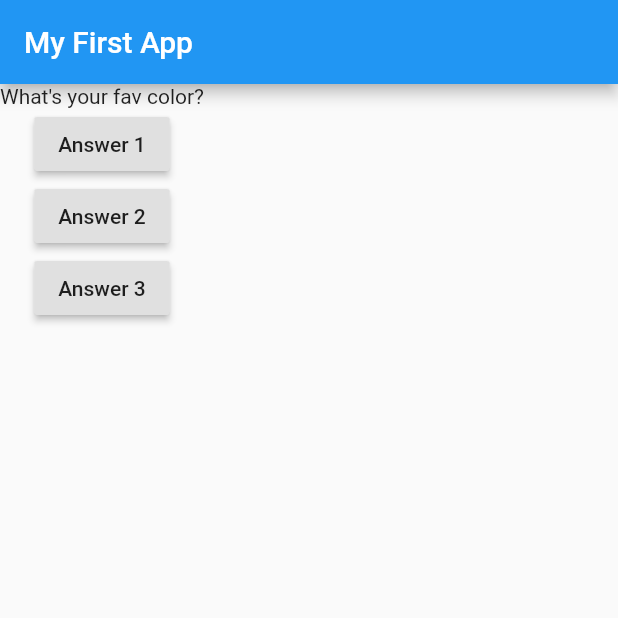
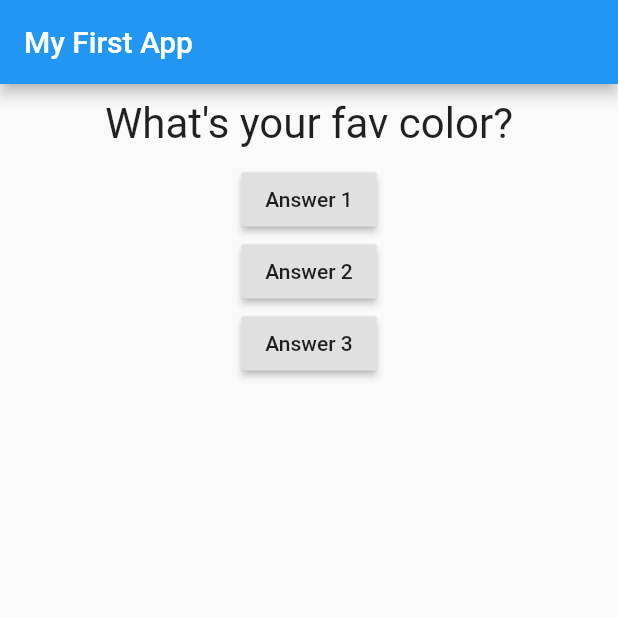
Before and after one commit to aditechdev/flutter-complete-guide, a Flutter app: the screen it shows after launch, on a phone screen of 412 x 824 dp, the top half of it. Run offline on Flutter 3.47's test engine with Material 2 defaults, Android fonts, the phone set to English and light mode, and no system bars.

Commit message:
:sparkles: STYLE the Question Text
Styling done by Container, margin etc

```diff
--- a/lib/question.dart
+++ b/lib/question.dart
@@ -8,6 +8,16 @@ class Question extends StatelessWidget {
 
   @override
   Widget build(BuildContext context) {
-    return Text(questionText);
+    return Container(
+      width: double.infinity,
+      margin: EdgeInsets.all(10),
+      child: Text(
+        questionText,
+        style: TextStyle(
+          fontSize: 28,
+        ),
+        textAlign: TextAlign.center,
+      ),
+    );
   }
 }
```
